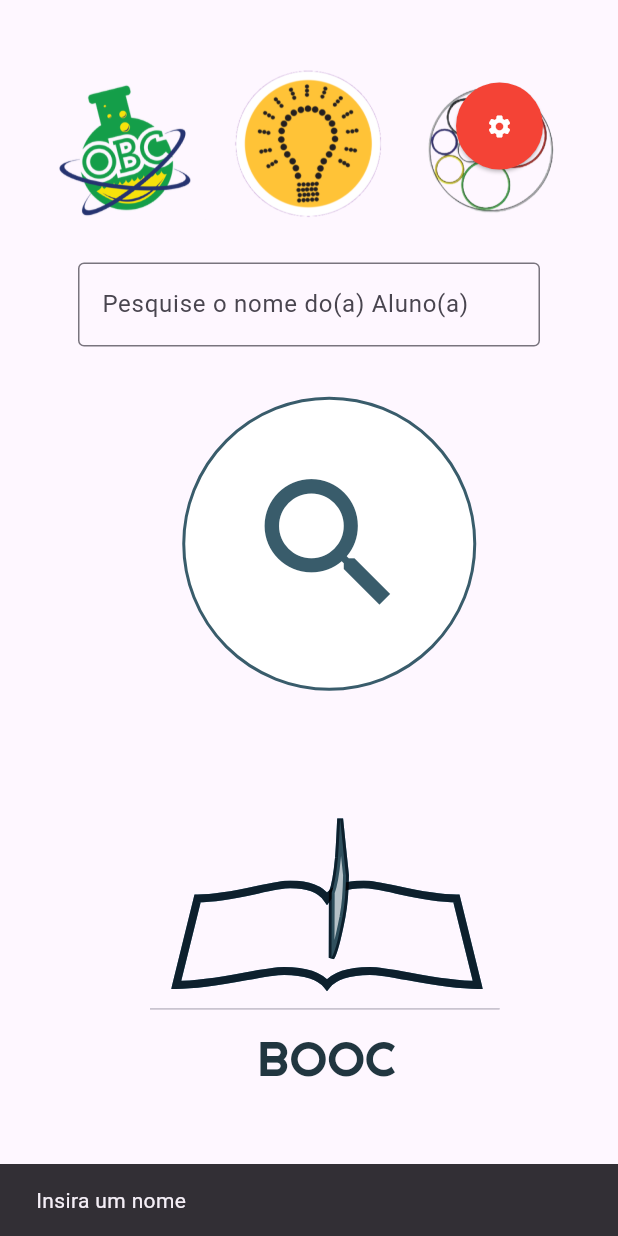
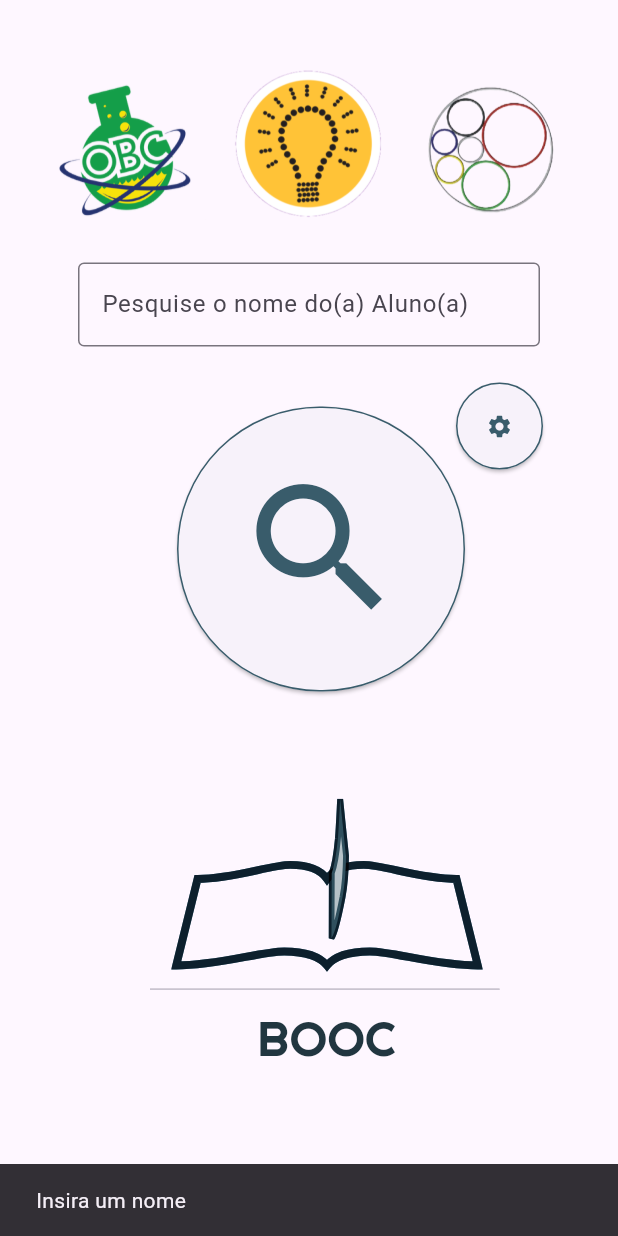
Before and after one commit to Samuel-MN0211/API_Olimpiadas, a Flutter app: the MainScreen screen opened by its route, after a tap on the "search" icon, on a phone screen of 412 x 824 dp. Run offline on Flutter 3.47's test engine with Material 3 defaults, Android fonts, the phone set to English and light mode, and no system bars; our stand-ins replace cached_network_image, flutter_svg, pdf; network calls fail.

Commit message:
failedscreen fix + modal button fix + AppName + AppIcon

```diff
--- a/lib/global_widgets/custom_text_form_field.dart
+++ b/lib/global_widgets/custom_text_form_field.dart
@@ -2,7 +2,7 @@ import 'package:flutter/material.dart';
 import '../core/app_export.dart';
 
 class CustomTextFormField extends StatelessWidget {
-  CustomTextFormField({
+  const CustomTextFormField({
     Key? key,
     this.alignment,
     this.width,
--- a/lib/main.dart
+++ b/lib/main.dart
@@ -1,7 +1,5 @@
 import 'package:flutter/material.dart';
-import 'package:teste_olimpiadas/core/app_export.dart';
-
-
+import 'package:BOOC/core/app_export.dart';
 
 void main() {
   runApp(
@@ -18,7 +16,7 @@ class MyApp extends StatelessWidget {
   @override
   Widget build(BuildContext context) {
     return MaterialApp(
-      home:const SplashScreen(),
+      home: const SplashScreen(),
       routes: AppRoutes.routes,
       debugShowCheckedModeBanner: false,
     );
--- a/lib/screens/mainscreen/mainscreen.dart
+++ b/lib/screens/mainscreen/mainscreen.dart
@@ -1,8 +1,8 @@
 import 'package:flutter/material.dart';
-import 'package:teste_olimpiadas/core/app_export.dart';
+import 'package:BOOC/core/app_export.dart';
 
 class MainScreen extends StatefulWidget {
-  MainScreen({Key? key}) : super(key: key);
+  const MainScreen({Key? key}) : super(key: key);
 
   @override
   _MainScreenState createState() => _MainScreenState();
@@ -19,7 +19,7 @@ class _MainScreenState extends State<MainScreen> {
         return SafeArea(
           child: Scaffold(
             body: SingleChildScrollView(
-              physics: NeverScrollableScrollPhysics(),
+              physics: const NeverScrollableScrollPhysics(),
               child: Container(
                 width: double.maxFinite,
                 padding: EdgeInsets.only(
@@ -45,26 +45,41 @@ class _MainScreenState extends State<MainScreen> {
                             ),
                           ),
                         ),
-                        SizedBox(height: 20.v),
-                        GestureDetector(
-                          onTap: () async {
-                            String validatedText = TextValidation.validateText(context, textEditingController);
-                            await SearchValidation.validateAndNavigate(context, validatedText, textEditingController, settingsProvider, data);
+                        SizedBox(height: 40.v),
+                        Stack(
+                          alignment: Alignment
+                              .center, // Centraliza o conteúdo do Stack
+                          children: [
+                            Padding(
+                              padding: EdgeInsets.only(right: 75.h),
+                              child: Ink(
+                                decoration: BoxDecoration(
+                                  color: Colors.transparent,
+                                  borderRadius: BorderRadius.circular(
+                                      100), // Define a borda do círculo para o Container
+                                ),
+                                child: ElevatedButton(
+                                  onPressed: () async {
+                                    String validatedText =
+                                        TextValidation.validateText(
+                                            context, textEditingController);
+                                    await SearchValidation.validateAndNavigate(
+                                        context,
+                                        validatedText,
+                                        textEditingController,
+                                        settingsProvider,
+                                        data);
                                   },
-                          child: Container(
-                            height: 223.v,
-                            width: 225.h,
-                            margin: EdgeInsets.only(right: 53.h),
-                            child: Stack(
-                              alignment: Alignment.topRight,
-                              children: [
-                                Align(
-                                  alignment: Alignment.center,
-                                  child: Container(
-                                    height: 196.adaptSize,
-                                    width: 196.adaptSize,
-                                    decoration: AppDecoration.outlineBlueGray.copyWith(
-                                      borderRadius: BorderRadiusStyle.circleBorder98,
+                                  style: ElevatedButton.styleFrom(
+                                    padding: EdgeInsets.zero,
+                                    shape: RoundedRectangleBorder(
+                                      borderRadius:
+                                          BorderRadius.circular(112.5),
+                                      side: BorderSide(
+                                          color: appTheme.blueGray700),
+                                    ),
+                                    minimumSize: Size(192.h,
+                                        190.v), // Define o tamanho mínimo do botão
                                   ),
                                   child: Icon(
                                     Icons.search,
@@ -73,9 +88,8 @@ class _MainScreenState extends State<MainScreen> {
                                   ),
                                 ),
                               ),
+                            ),
                           ],
-                            ),
-                          ),
                         ),
                         SizedBox(height: 50.v),
                         Container(
@@ -151,19 +165,19 @@ class _MainScreenState extends State<MainScreen> {
                       ],
                     ),
                     Positioned(
-                      top: 20.v,
+                      top: 220.v,
                       right: 20.h,
                       child: ElevatedButton(
                         onPressed: () {
-
                           showSettingsModal(context);
                         },
                         style: ElevatedButton.styleFrom(
-                          shape: CircleBorder(),
+                          shape: const CircleBorder(),
                           padding: EdgeInsets.all(20.h),
-                          primary: Colors.red,
+                          side: BorderSide(color: appTheme.blueGray700),
                         ),
-                        child: Icon(Icons.settings, color: Colors.white),
+                        child:
+                            Icon(Icons.settings, color: appTheme.blueGray700),
                       ),
                     ),
                   ],
--- a/lib/screens/mainscreen/modal_settings.dart
+++ b/lib/screens/mainscreen/modal_settings.dart
@@ -1,6 +1,5 @@
 import 'package:flutter/material.dart';
-import 'package:teste_olimpiadas/core/app_export.dart';
-
+import 'package:BOOC/core/app_export.dart';
 
 //Classe que retorna instancia de SettingsScreen para ser exibida como modal
 void showSettingsModal(BuildContext context) {
--- a/lib/screens/mainscreen/widgets/mainScreenIcons.dart
+++ b/lib/screens/mainscreen/widgets/mainScreenIcons.dart
@@ -1,5 +1,5 @@
 import 'package:flutter/material.dart';
-import 'package:teste_olimpiadas/core/app_export.dart';
+import 'package:BOOC/core/app_export.dart';
 
 // Widget precisa ser encapsulado em uma classe e declarado como estático para poder ser chamado dentro do "widget build" de outras classes
 // Caso contrário, o widget deve ser declarado dentro do "widget build" da classe que o chama, para que:
--- a/lib/screens/result_foundscreen.dart
+++ b/lib/screens/result_foundscreen.dart
@@ -1,5 +1,5 @@
 import 'package:flutter/material.dart';
-import 'package:teste_olimpiadas/core/app_export.dart';
+import 'package:BOOC/core/app_export.dart';
 
 // Tela de resultado: Roteada apenas se a busca realizada na mainScreen tiver correspondências de nome em alguma URL de site de olímpiada
 class ResultFoundScreen extends StatelessWidget {
@@ -13,7 +13,6 @@ class ResultFoundScreen extends StatelessWidget {
     required this.obcawards,
     required this.searchTerm,
   }) : super(key: key);
-
 
   @override
   Widget build(BuildContext context) {
@@ -175,7 +174,6 @@ class ResultFoundScreen extends StatelessWidget {
                 textAlign: TextAlign.center,
                 style: theme.textTheme.displayMedium,
               ),
-
             ),
           ),
         ],
--- a/lib/screens/splashscreen/splashscreen.dart
+++ b/lib/screens/splashscreen/splashscreen.dart
@@ -1,7 +1,5 @@
 import 'package:flutter/material.dart';
-import 'package:teste_olimpiadas/core/app_export.dart';
-
-
+import 'package:BOOC/core/app_export.dart';
 
 // classe de "SplashScreen" que é a tela de abertura do aplicativo.
 //Roteia para a main ao receber qualquer toque na tela. (Gesture Detector + função navigateToMain Envolvendo todo o Scaffold)
--- a/lib/theme/app_decoration.dart
+++ b/lib/theme/app_decoration.dart
@@ -1,5 +1,5 @@
 import 'package:flutter/material.dart';
-import 'package:teste_olimpiadas/core/app_export.dart';
+import 'package:BOOC/core/app_export.dart';
 
 class AppDecoration {
   // Fill decorations
--- a/lib/theme/custom_text_style.dart
+++ b/lib/theme/custom_text_style.dart
@@ -1,6 +1,6 @@
 import 'package:flutter/material.dart';
-import 'package:teste_olimpiadas/core/utils/size_utils.dart';
-import 'package:teste_olimpiadas/theme/theme_helper.dart';
+import 'package:BOOC/core/utils/size_utils.dart';
+import 'package:BOOC/theme/theme_helper.dart';
 
 /// A collection of pre-defined text styles for customizing text appearance,
 /// categorized by different font families and weights.
--- a/lib/theme/theme_helper.dart
+++ b/lib/theme/theme_helper.dart
@@ -1,6 +1,6 @@
 import 'dart:ui';
 import 'package:flutter/material.dart';
-import 'package:teste_olimpiadas/core/utils/size_utils.dart';
+import 'package:BOOC/core/utils/size_utils.dart';
 
 String _appTheme = "primary";
 
```
Also changed, not shown: lib/core/app_export.dart (+24 -25 lines), lib/core/data.dart (+24 -16 lines), lib/routes/app_routes.dart (+5 -5 lines), lib/screens/mainscreen/search_validation.dart (+11 -5 lines), lib/screens/mainscreen/settings_screen.dart (+11 -7 lines), lib/screens/result_failedscreen.dart (+4 -11 lines), pubspec.yaml (+18 -1 lines), assets/images/booc_launch.png (added), pubspec.lock, 7 other files. Lines whose indentation alone changed are shown as unchanged.
